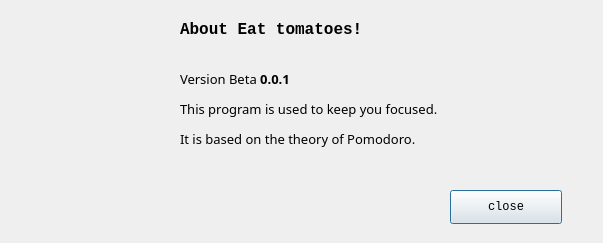
Qt form src/main/python/UI_source/about_dialog.ui (LambolAlee/Pomodoro-Clock) before a commit.
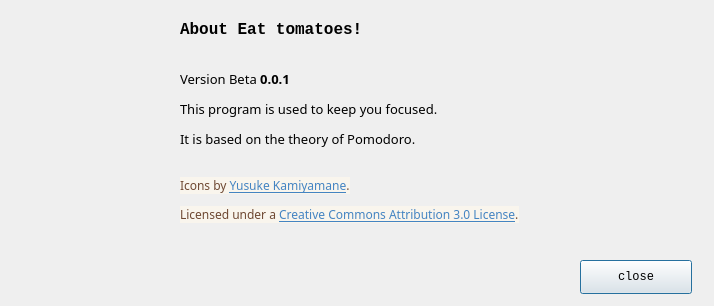
The same form after that commit. Icons and pictures are not drawn.

```diff
--- a/src/main/python/UI_source/about_dialog.ui
+++ b/src/main/python/UI_source/about_dialog.ui
@@ -6,8 +6,8 @@
    <rect>
     <x>0</x>
     <y>0</y>
-    <width>603</width>
-    <height>243</height>
+    <width>714</width>
+    <height>306</height>
    </rect>
   </property>
   <property name="windowTitle">
@@ -20,8 +20,8 @@
   <widget class="QPushButton" name="pushButton">
    <property name="geometry">
     <rect>
-     <x>450</x>
-     <y>190</y>
+     <x>580</x>
+     <y>260</y>
      <width>112</width>
      <height>34</height>
     </rect>
@@ -66,8 +66,8 @@
     <rect>
      <x>180</x>
      <y>70</y>
-     <width>411</width>
-     <height>91</height>
+     <width>521</width>
+     <height>171</height>
     </rect>
    </property>
    <property name="font">
@@ -78,7 +78,7 @@
     </font>
    </property>
    <property name="text">
-    <string>&lt;html&gt;&lt;head/&gt;&lt;body&gt;&lt;p&gt;&lt;span style=&quot; font-size:10pt;&quot;&gt;Version Beta &lt;/span&gt;&lt;span style=&quot; font-size:10pt; font-weight:600;&quot;&gt;0.0.1 &lt;/span&gt;&lt;/p&gt;&lt;p&gt;&lt;span style=&quot; font-size:10pt;&quot;&gt;This program is used to keep you focused.&lt;/span&gt;&lt;/p&gt;&lt;p&gt;&lt;span style=&quot; font-size:10pt;&quot;&gt;It is based on the theory of Pomodoro.&lt;/span&gt;&lt;/p&gt;&lt;/body&gt;&lt;/html&gt;</string>
+    <string>&lt;html&gt;&lt;head/&gt;&lt;body&gt;&lt;p&gt;&lt;span style=&quot; font-size:10pt;&quot;&gt;Version Beta &lt;/span&gt;&lt;span style=&quot; font-size:10pt; font-weight:600;&quot;&gt;0.0.1 &lt;/span&gt;&lt;/p&gt;&lt;p&gt;&lt;span style=&quot; font-size:10pt;&quot;&gt;This program is used to keep you focused.&lt;/span&gt;&lt;/p&gt;&lt;p&gt;&lt;span style=&quot; font-size:10pt;&quot;&gt;It is based on the theory of Pomodoro.&lt;/span&gt;&lt;br/&gt;&lt;/p&gt;&lt;p&gt;&lt;span style=&quot; font-family:'font/han.otf','PingFang SC','Lantinghei SC','Microsoft Yahei','Hiragino Sans GB','Microsoft Sans Serif','WenQuanYi Micro Hei','sans'; color:#6e4832; background-color:#f9f5ed;&quot;&gt;Icons by &lt;/span&gt;&lt;a href=&quot;http://p.yusukekamiyamane.com/&quot;&gt;&lt;span style=&quot; font-family:'font/han.otf','PingFang SC','Lantinghei SC','Microsoft Yahei','Hiragino Sans GB','Microsoft Sans Serif','WenQuanYi Micro Hei','sans'; text-decoration: underline; color:#4484c2; background-color:#f9f5ed;&quot;&gt;Yusuke Kamiyamane&lt;/span&gt;&lt;/a&gt;&lt;span style=&quot; font-family:'font/han.otf','PingFang SC','Lantinghei SC','Microsoft Yahei','Hiragino Sans GB','Microsoft Sans Serif','WenQuanYi Micro Hei','sans'; color:#6e4832; background-color:#f9f5ed;&quot;&gt;.&lt;/span&gt;&lt;/p&gt;&lt;p&gt;&lt;span style=&quot; font-family:'font/han.otf','PingFang SC','Lantinghei SC','Microsoft Yahei','Hiragino Sans GB','Microsoft Sans Serif','WenQuanYi Micro Hei','sans'; color:#6e4832; background-color:#f9f5ed;&quot;&gt;Licensed under a &lt;/span&gt;&lt;a href=&quot;http://creativecommons.org/licenses/by/3.0/&quot;&gt;&lt;span style=&quot; font-family:'font/han.otf','PingFang SC','Lantinghei SC','Microsoft Yahei','Hiragino Sans GB','Microsoft Sans Serif','WenQuanYi Micro Hei','sans'; text-decoration: underline; color:#4484c2; background-color:#f9f5ed;&quot;&gt;Creative Commons Attribution 3.0 License&lt;/span&gt;&lt;/a&gt;&lt;span style=&quot; font-family:'font/han.otf','PingFang SC','Lantinghei SC','Microsoft Yahei','Hiragino Sans GB','Microsoft Sans Serif','WenQuanYi Micro Hei','sans'; color:#6e4832; background-color:#f9f5ed;&quot;&gt;.&lt;/span&gt;&lt;/p&gt;&lt;/body&gt;&lt;/html&gt;</string>
    </property>
    <property name="alignment">
     <set>Qt::AlignLeading|Qt::AlignLeft|Qt::AlignTop</set>
```
Left out of the diff: 6 changed lines with no effect on the pictures.
